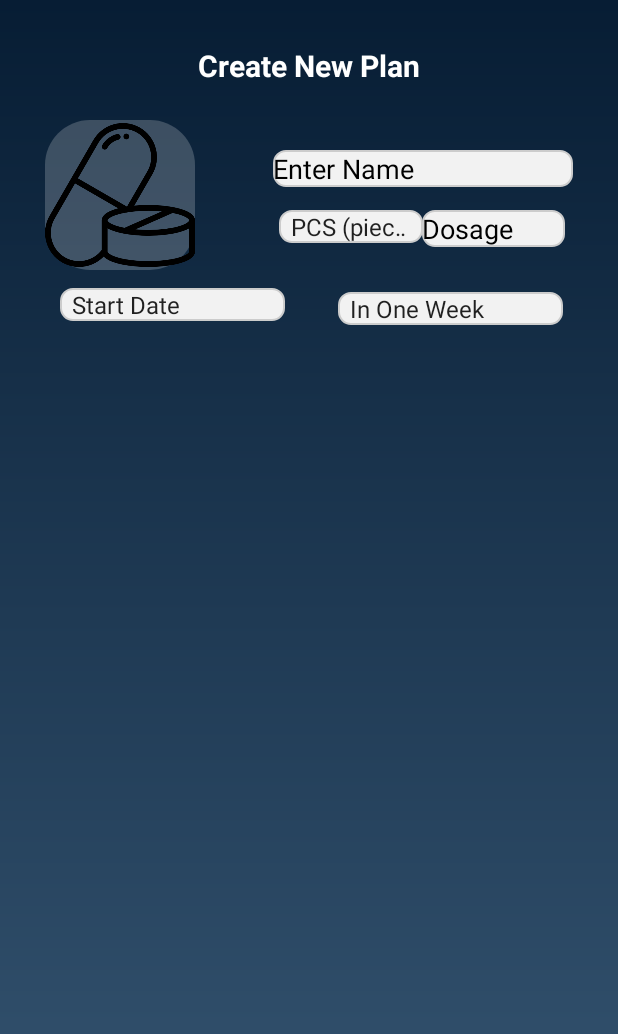
After one commit to mycasantillan26/Meditrack, an Android app: the AddNewPlan screen opened directly, with no data from a screen before it, on a phone screen of 412 x 824 dp. The commit adds this screen. Shown: the top 1034 px of the screen. Run offline under Robolectric (Android 15) with nearby library versions, the phone set to English and light mode, and no system bars.

Commit message:
Santillan pushed 04/02

```diff
--- a/app/src/main/AndroidManifest.xml
+++ b/app/src/main/AndroidManifest.xml
@@ -31,6 +31,7 @@
         <activity android:name=".Plans"/>
         <activity android:name=".Profile"/>
         <activity android:name=".TrackSymptoms"/>
+        <activity android:name=".AddNewPlan"/>
         <activity android:name=".Pharmacist"/>
     </application>
 
--- /dev/null
+++ b/app/src/main/java/com/example/meditrack/AddNewPlan.java
@@ -0,0 +1,116 @@
+package com.example.meditrack;
+
+import android.os.Bundle;
+import android.view.Window;
+import android.view.WindowManager;
+import android.widget.ArrayAdapter;
+import android.widget.Spinner;
+
+import androidx.appcompat.app.AppCompatActivity;
+
+import java.text.SimpleDateFormat;
+import android.widget.TextView;
+import java.util.Calendar;
+import java.util.Date;
+import java.util.Locale;
+import android.app.DatePickerDialog;
+import android.view.View;
+import android.widget.AdapterView;
+import android.widget.DatePicker;
+import android.widget.Spinner;
+import android.widget.Toast;
+
+import java.text.SimpleDateFormat;
+import java.util.Calendar;
+import java.util.Locale;
+import java.util.TimeZone;
+
+
+public class AddNewPlan extends AppCompatActivity {
+
+    @Override
+    protected void onCreate(Bundle savedInstanceState) {
+        super.onCreate(savedInstanceState);
+        requestWindowFeature(Window.FEATURE_NO_TITLE);
+        this.getWindow().setFlags(WindowManager.LayoutParams.FLAG_FULLSCREEN, WindowManager.LayoutParams.FLAG_FULLSCREEN);
+        getSupportActionBar().hide();
+        setContentView(R.layout.activity_addnewplan);
+
+        Spinner unitSpinner = findViewById(R.id.unitsDropdown);
+        Spinner startDateSpinner = findViewById(R.id.startDateSpinner);
+        Spinner endDateSpinner = findViewById(R.id.endDateSpinner);
+
+        // Create adapter for unit spinner
+        ArrayAdapter<CharSequence> unitAdapter = ArrayAdapter.createFromResource(this,
+                R.array.unit_array, android.R.layout.simple_spinner_item);
+        unitAdapter.setDropDownViewResource(android.R.layout.simple_spinner_dropdown_item);
+        unitSpinner.setAdapter(unitAdapter);
+
+        // Create adapter for start date spinner
+        ArrayAdapter<CharSequence> startDateAdapter = ArrayAdapter.createFromResource(this,
+                R.array.start_date_array, android.R.layout.simple_spinner_item);
+        startDateAdapter.setDropDownViewResource(android.R.layout.simple_spinner_dropdown_item);
+        startDateSpinner.setAdapter(startDateAdapter);
+
+        // Set "Start Date" as the default selection for the start date spinner
+        startDateSpinner.setSelection(startDateAdapter.getPosition("Start Date"));
+
+        // Set listener for start date spinner
+        // Set listener for start date spinner
+        // Set listener for start date spinner
+        startDateSpinner.setOnItemSelectedListener(new AdapterView.OnItemSelectedListener() {
+            @Override
+            public void onItemSelected(AdapterView<?> parent, View view, int position, long id) {
+                String selectedItem = (String) parent.getItemAtPosition(position);
+                if (selectedItem.equals("Start Date")) {
+                    // Set the spinner text to "Start Date"
+                    ((TextView) view).setText("Start Date");
+                } else if (selectedItem.equals("Today")) {
+                    // Display the date for today in Philippines
+                    SimpleDateFormat sdf = new SimpleDateFormat("dd-MM-yyyy", Locale.getDefault());
+                    Calendar calendar = Calendar.getInstance(TimeZone.getTimeZone("Asia/Manila"));
+                    String currentDate = sdf.format(calendar.getTime());
+                    ((TextView) view).setText(currentDate); // Update spinner text
+                    Toast.makeText(AddNewPlan.this, "Today is: " + currentDate, Toast.LENGTH_SHORT).show();
+                } else if (selectedItem.equals("Tomorrow")) {
+                    // Display the date for tomorrow in Philippines
+                    SimpleDateFormat sdf = new SimpleDateFormat("dd-MM-yyyy", Locale.getDefault());
+                    Calendar calendar = Calendar.getInstance(TimeZone.getTimeZone("Asia/Manila"));
+                    calendar.add(Calendar.DATE, 1);
+                    String tomorrowDate = sdf.format(calendar.getTime());
+                    ((TextView) view).setText(tomorrowDate); // Update spinner text
+                    Toast.makeText(AddNewPlan.this, "Tomorrow is: " + tomorrowDate, Toast.LENGTH_SHORT).show();
+                } else if (selectedItem.equals("Select Date")) {
+                    // Open a date picker dialog to select a specific date
+                    DatePickerDialog datePickerDialog = new DatePickerDialog(AddNewPlan.this, new DatePickerDialog.OnDateSetListener() {
+                        @Override
+                        public void onDateSet(DatePicker view, int year, int month, int dayOfMonth) {
+                            // Display the selected date
+                            SimpleDateFormat sdf = new SimpleDateFormat("dd-MM-yyyy", Locale.getDefault());
+                            Calendar selectedDateCalendar = Calendar.getInstance();
+                            selectedDateCalendar.set(year, month, dayOfMonth);
+                            String selectedDate = sdf.format(selectedDateCalendar.getTime());
+                            // Update spinner text with the selected date
+                            startDateSpinner.setSelection(startDateAdapter.getPosition("Select Date"));
+                            ((TextView) startDateSpinner.getSelectedView()).setText(selectedDate);
+                            Toast.makeText(AddNewPlan.this, "Selected date is: " + selectedDate, Toast.LENGTH_SHORT).show();
+                        }
+                    }, Calendar.getInstance().get(Calendar.YEAR), Calendar.getInstance().get(Calendar.MONTH), Calendar.getInstance().get(Calendar.DAY_OF_MONTH));
+                    datePickerDialog.show();
+                }
+            }
+
+            @Override
+            public void onNothingSelected(AdapterView<?> parent) {
+                // Do nothing
+            }
+        });
+
+
+        // Create adapter for end date spinner
+        ArrayAdapter<CharSequence> endDateAdapter = ArrayAdapter.createFromResource(this,
+                R.array.end_date_array, android.R.layout.simple_spinner_item);
+        endDateAdapter.setDropDownViewResource(android.R.layout.simple_spinner_dropdown_item);
+        endDateSpinner.setAdapter(endDateAdapter);
+    }
+}
--- a/app/src/main/java/com/example/meditrack/Plans.java
+++ b/app/src/main/java/com/example/meditrack/Plans.java
@@ -6,6 +6,8 @@ import android.view.View;
 import android.view.Window;
 import android.view.WindowManager;
 import androidx.appcompat.app.AppCompatActivity;
+
+import android.widget.Button;
 import android.widget.ImageButton;
 
 public class Plans extends AppCompatActivity {
@@ -85,5 +87,15 @@ public class Plans extends AppCompatActivity {
                 startActivity(intent);
             }
         });
+
+        Button plusButton = findViewById(R.id.plusButton);
+        plusButton.setOnClickListener(new View.OnClickListener() {
+            @Override
+            public void onClick(View v) {
+                // Start the AddNewPlan activity when the plusButton is clicked
+                Intent intent = new Intent(Plans.this, AddNewPlan.class);
+                startActivity(intent);
+            }
+        });
     }
 }
--- a/app/src/main/java/com/example/meditrack/Today.java
+++ b/app/src/main/java/com/example/meditrack/Today.java
@@ -7,6 +7,9 @@ import android.view.Window;
 import android.view.WindowManager;
 import androidx.appcompat.app.AppCompatActivity;
 import android.widget.ImageButton;
+import android.widget.Button;
+import android.content.Intent;
+import android.view.View;
 
 public class Today extends AppCompatActivity {
 
@@ -86,5 +89,18 @@ public class Today extends AppCompatActivity {
                 startActivity(intent);
             }
         });
+
+
+        Button plusButton = findViewById(R.id.plusButton);
+        plusButton.setOnClickListener(new View.OnClickListener() {
+            @Override
+            public void onClick(View v) {
+                // Start the AddNewPlan activity when the plusButton is clicked
+                Intent intent = new Intent(Today.this, AddNewPlan.class);
+                startActivity(intent);
+            }
+        });
+
+
     }
 }
--- /dev/null
+++ b/app/src/main/res/drawable/edittext_background.xml
@@ -0,0 +1,14 @@
+<shape xmlns:android="http://schemas.android.com/apk/res/android"
+    android:shape="rectangle">
+    <!-- Background Color -->
+    <solid android:color="#F2F2F2"/> <!-- Adjust color as needed -->
+
+    <!-- Border Color and Width -->
+    <stroke
+        android:width="1dp"
+    android:color="#CCCCCC"/>
+
+    <!-- Corner Radius -->
+    <corners
+        android:radius="8dp"/>
+</shape>
--- /dev/null
+++ b/app/src/main/res/drawable/pill_background.xml
@@ -0,0 +1,12 @@
+
+    <layer-list xmlns:android="http://schemas.android.com/apk/res/android">
+
+        <item>
+            <shape android:shape="rectangle">
+                <solid android:color="#33FFFFFF" />
+                <corners android:radius="30dp" />
+            </shape>
+        </item>
+
+        <item android:drawable="@drawable/img" />
+    </layer-list>
--- /dev/null
+++ b/app/src/main/res/layout/activity_addnewplan.xml
@@ -0,0 +1,110 @@
+        <ScrollView xmlns:android="http://schemas.android.com/apk/res/android"
+            xmlns:app="http://schemas.android.com/apk/res-auto"
+            android:layout_width="match_parent"
+            android:layout_height="match_parent"
+            android:background="@drawable/gradient_background">
+
+            <RelativeLayout
+                android:layout_width="match_parent"
+                android:layout_height="wrap_content">
+
+                <TextView
+                    android:id="@+id/calendarText"
+                    android:layout_width="wrap_content"
+                    android:layout_height="wrap_content"
+                    android:layout_centerHorizontal="true"
+                    android:layout_marginTop="30dp"
+                    android:text="Create New Plan"
+                    android:textSize="20sp"
+                    android:textStyle="bold"
+                    android:textColor="#FFFFFF" />
+
+                <ImageView
+                    android:id="@+id/pillsIcon"
+                    android:layout_width="100dp"
+                    android:layout_height="100dp"
+                    android:layout_marginTop="80dp"
+                    android:layout_marginStart="30dp"
+                    android:background="@drawable/pill_background"
+                    android:contentDescription="Pills Icon" />
+
+                <EditText
+                    android:id="@+id/nameEditText"
+                    android:layout_width="200dp"
+                    android:layout_height="wrap_content"
+                    android:layout_alignParentEnd="true"
+                    android:layout_marginStart="50dp"
+                    android:layout_marginTop="100dp"
+                    android:layout_marginEnd="30dp"
+                    android:layout_marginBottom="15dp"
+                    android:background="@drawable/edittext_background"
+                    android:hint="Enter Name"
+                    android:inputType="text"
+                    android:textColor="#000000"
+                    android:textColorHint="#000000" />
+
+                <Spinner
+                    android:id="@+id/unitsDropdown"
+                    android:layout_width="96dp"
+                    android:layout_height="wrap_content"
+                    android:layout_below="@id/nameEditText"
+                    android:layout_alignParentEnd="true"
+                    android:layout_marginEnd="130dp"
+                    android:layout_marginBottom="20dp"
+                    android:layout_marginStart="50dp"
+                    android:hint="Unit"
+                    android:focusable="true"
+                    android:focusableInTouchMode="true"
+                    android:clickable="true"
+                    android:inputType="none"
+                    android:textColorHint="#000000"
+                    android:entries="@array/unit_array"
+                    android:background="@drawable/edittext_background" />
+
+                <!-- Dosage text field -->
+                <EditText
+                    android:id="@+id/dosageEditText"
+                    android:layout_width="95dp"
+                    android:layout_height="wrap_content"
+                    android:layout_below="@id/nameEditText"
+                    android:layout_alignParentEnd="true"
+                    android:layout_marginStart="50dp"
+
+                    android:layout_marginEnd="35dp"
+                    android:layout_marginBottom="20dp"
+                    android:hint="Dosage"
+                    android:inputType="numberDecimal"
+                    android:textColor="#000000"
+                    android:textColorHint="#000000"
+                    android:background="@drawable/edittext_background" />
+
+
+                <Spinner
+                    android:id="@+id/startDateSpinner"
+                    android:layout_width="150dp"
+                    android:layout_height="wrap_content"
+                    android:layout_below="@id/unitsDropdown"
+                    android:layout_marginTop="10dp"
+                    android:layout_marginStart="40dp"
+                    android:layout_marginEnd="25dp"
+                    android:hint="Start Date"
+                    android:entries="@array/start_date_array"
+                    android:background="@drawable/edittext_background" />
+
+
+                <Spinner
+                    android:id="@+id/endDateSpinner"
+                    android:layout_width="150dp"
+                    android:layout_height="wrap_content"
+                    android:layout_below="@id/dosageEditText"
+                    android:layout_marginTop="10dp"
+                    android:layout_marginStart="10dp"
+                    android:layout_marginEnd="10dp"
+                    android:layout_toEndOf="@id/startDateSpinner"
+                    android:hint="End Date"
+                    android:entries="@array/end_date_array"
+                    android:background="@drawable/edittext_background" />
+
+
+            </RelativeLayout>
+        </ScrollView>
--- a/app/src/main/res/layout/activity_plans.xml
+++ b/app/src/main/res/layout/activity_plans.xml
@@ -35,7 +35,7 @@
         android:layout_marginTop="20dp" />
 
     <Button
-        android:id="@+id/addPlanButton"
+        android:id="@+id/plusButton"
         android:layout_width="wrap_content"
         android:layout_height="wrap_content"
         android:text="Add New Plan"
--- a/app/src/main/res/values/strings.xml
+++ b/app/src/main/res/values/strings.xml
@@ -1,3 +1,27 @@
 <resources>
     <string name="app_name">Meditrack+</string>
+
+        <string-array name="unit_array">
+            <item>PCS (pieces)</item>
+            <item>G (grams)</item>
+            <item>MG (milligrams)</item>
+            <item>MCG (micrograms)</item>
+            <item>ML (milliliters)</item>
+        </string-array>
+
+    <string-array name="start_date_array">
+        <item>Start Date</item>
+        <item>Today</item>
+        <item>Tomorrow</item>
+        <item>Select Date</item>
+    </string-array>
+
+    <string-array name="end_date_array">
+
+        <item>In One Week</item>
+        <item>In One Month</item>
+        <item>Constantly</item>
+        <item>Select Date</item>
+    </string-array>
+
 </resources>
```
